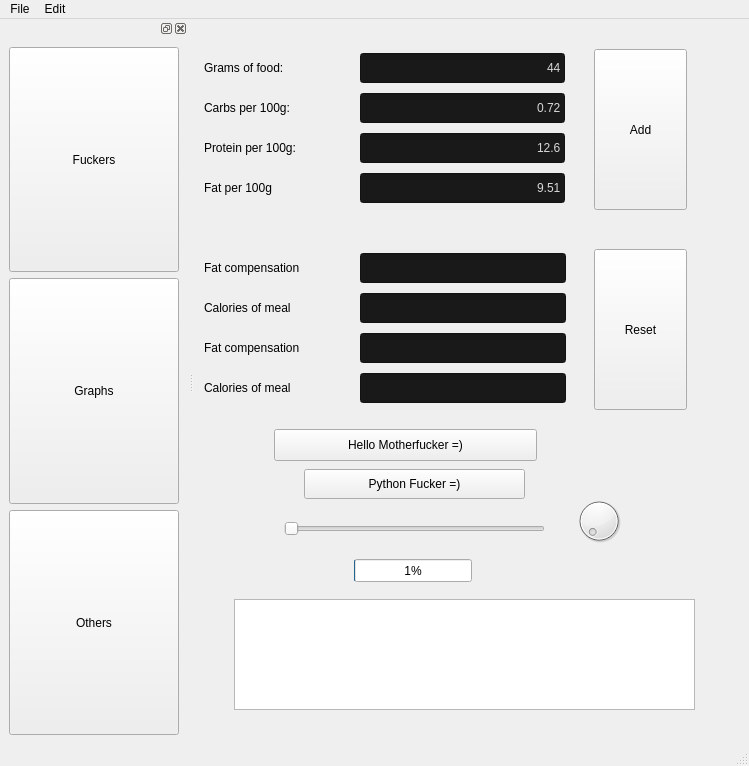
Above: C++/QTAppQmake/mainwindow.ui from TamiAlQuida/TamiAlQuida.github.io before the change. Below: the same form after it.
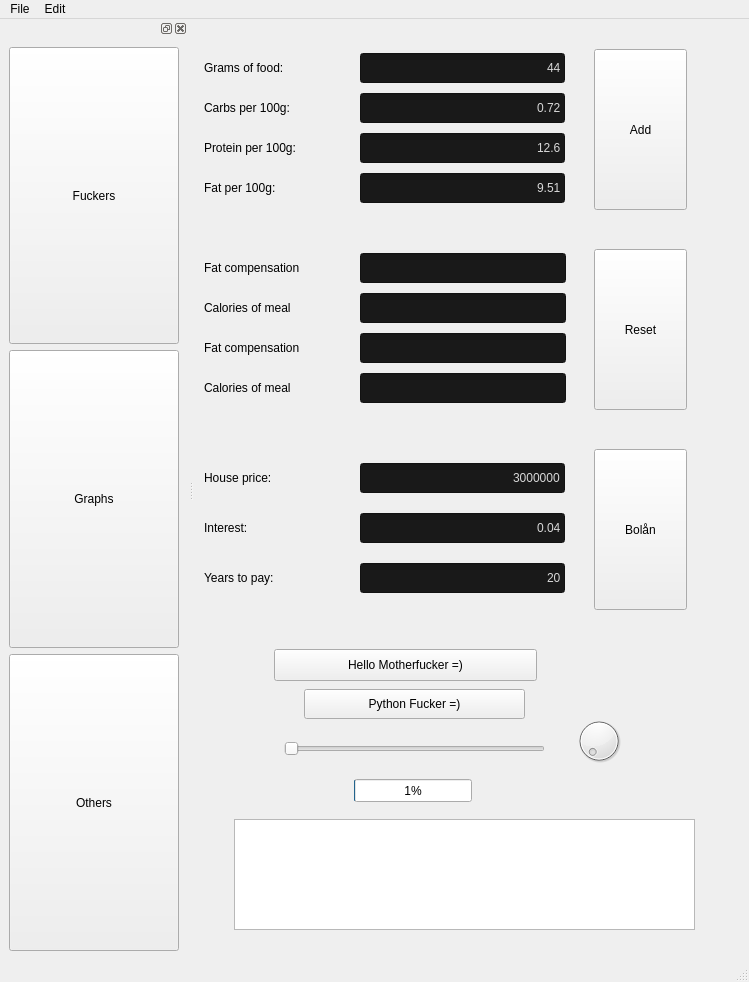
That is the form after the change. Icons and pictures are not drawn.

What changed in the file:
```diff
--- a/C++/QTAppQmake/mainwindow.ui
+++ b/C++/QTAppQmake/mainwindow.ui
@@ -7,7 +7,7 @@
     <x>0</x>
     <y>0</y>
     <width>749</width>
-    <height>766</height>
+    <height>982</height>
    </rect>
   </property>
   <property name="minimumSize">
@@ -1112,7 +1112,7 @@
     <property name="geometry">
      <rect>
       <x>110</x>
-      <y>450</y>
+      <y>670</y>
       <width>221</width>
       <height>30</height>
      </rect>
@@ -1125,7 +1125,7 @@
     <property name="geometry">
      <rect>
       <x>160</x>
-      <y>540</y>
+      <y>760</y>
       <width>118</width>
       <height>23</height>
      </rect>
@@ -1138,7 +1138,7 @@
     <property name="geometry">
      <rect>
       <x>90</x>
-      <y>500</y>
+      <y>720</y>
       <width>261</width>
       <height>20</height>
      </rect>
@@ -1151,7 +1151,7 @@
     <property name="geometry">
      <rect>
       <x>380</x>
-      <y>470</y>
+      <y>690</y>
       <width>50</width>
       <height>64</height>
      </rect>
@@ -1161,7 +1161,7 @@
     <property name="geometry">
      <rect>
       <x>40</x>
-      <y>580</y>
+      <y>800</y>
       <width>461</width>
       <height>111</height>
      </rect>
@@ -1171,7 +1171,7 @@
     <property name="geometry">
      <rect>
       <x>80</x>
-      <y>410</y>
+      <y>630</y>
       <width>263</width>
       <height>32</height>
      </rect>
@@ -1209,7 +1209,7 @@
      <string>Reset</string>
     </property>
    </widget>
-   <widget class="QWidget" name="">
+   <widget class="QWidget" name="layoutWidget">
     <property name="geometry">
      <rect>
       <x>10</x>
@@ -2545,7 +2545,7 @@
      </item>
     </layout>
    </widget>
-   <widget class="QWidget" name="">
+   <widget class="QWidget" name="layoutWidget">
     <property name="geometry">
      <rect>
       <x>10</x>
@@ -3553,7 +3553,7 @@
           </size>
          </property>
          <property name="text">
-          <string>Fat per 100g</string>
+          <string>Fat per 100g:</string>
          </property>
         </widget>
        </item>
@@ -3872,6 +3872,1021 @@
      </item>
     </layout>
    </widget>
+   <widget class="QPushButton" name="pushButton_7">
+    <property name="geometry">
+     <rect>
+      <x>400</x>
+      <y>430</y>
+      <width>93</width>
+      <height>161</height>
+     </rect>
+    </property>
+    <property name="whatsThis">
+     <string>Adds food to meal</string>
+    </property>
+    <property name="text">
+     <string>Bolån</string>
+    </property>
+   </widget>
+   <widget class="QWidget" name="layoutWidget_2">
+    <property name="geometry">
+     <rect>
+      <x>10</x>
+      <y>430</y>
+      <width>361</width>
+      <height>159</height>
+     </rect>
+    </property>
+    <layout class="QVBoxLayout" name="verticalLayout_4">
+     <item>
+      <layout class="QHBoxLayout" name="horizontalLayout_9">
+       <item>
+        <widget class="QLabel" name="label_9">
+         <property name="minimumSize">
+          <size>
+           <width>150</width>
+           <height>0</height>
+          </size>
+         </property>
+         <property name="text">
+          <string>House price:</string>
+         </property>
+        </widget>
+       </item>
+       <item>
+        <widget class="QLineEdit" name="lineEdit_9">
+         <property name="minimumSize">
+          <size>
+           <width>200</width>
+           <height>30</height>
+          </size>
+         </property>
+         <property name="palette">
+          <palette>
+           <active>
+            <colorrole role="WindowText">
+             <brush brushstyle="SolidPattern">
+              <color alpha="255">
+               <red>216</red>
+               <green>216</green>
+               <blue>216</blue>
+              </color>
+             </brush>
+            </colorrole>
+            <colorrole role="Button">
+             <brush brushstyle="SolidPattern">
+              <color alpha="255">
+               <red>25</red>
+               <green>25</green>
+               <blue>25</blue>
+              </color>
+             </brush>
+            </colorrole>
+            <colorrole role="Text">
+             <brush brushstyle="SolidPattern">
+              <color alpha="255">
+               <red>216</red>
+               <green>216</green>
+               <blue>216</blue>
+              </color>
+             </brush>
+            </colorrole>
+            <colorrole role="ButtonText">
+             <brush brushstyle="SolidPattern">
+              <color alpha="255">
+               <red>216</red>
+               <green>216</green>
+               <blue>216</blue>
+              </color>
+             </brush>
+            </colorrole>
+            <colorrole role="Base">
+             <brush brushstyle="SolidPattern">
+              <color alpha="255">
+               <red>25</red>
+               <green>25</green>
+               <blue>25</blue>
+              </color>
+             </brush>
+            </colorrole>
+            <colorrole role="Window">
+             <brush brushstyle="SolidPattern">
+              <color alpha="255">
+               <red>25</red>
+               <green>25</green>
+               <blue>25</blue>
+              </color>
+             </brush>
+            </colorrole>
+            <colorrole role="Highlight">
+             <brush brushstyle="SolidPattern">
+              <color alpha="255">
+               <red>41</red>
+               <green>140</green>
+               <blue>225</blue>
+              </color>
+             </brush>
+            </colorrole>
+            <colorrole role="HighlightedText">
+             <brush brushstyle="SolidPattern">
+              <color alpha="255">
+               <red>255</red>
+               <green>255</green>
+               <blue>255</blue>
+              </color>
+             </brush>
+            </colorrole>
+            <colorrole role="AlternateBase">
+             <brush brushstyle="SolidPattern">
+              <color alpha="0">
+               <red>0</red>
+               <green>0</green>
+               <blue>0</blue>
+              </color>
+             </brush>
+            </colorrole>
+            <colorrole role="PlaceholderText">
+             <brush brushstyle="SolidPattern">
+              <color alpha="128">
+               <red>216</red>
+               <green>216</green>
+               <blue>216</blue>
+              </color>
+             </brush>
+            </colorrole>
+           </active>
+           <inactive>
+            <colorrole role="WindowText">
+             <brush brushstyle="SolidPattern">
+              <color alpha="255">
+               <red>216</red>
+               <green>216</green>
+               <blue>216</blue>
+              </color>
+             </brush>
+            </colorrole>
+            <colorrole role="Button">
+             <brush brushstyle="SolidPattern">
+              <color alpha="255">
+               <red>25</red>
+               <green>25</green>
+               <blue>25</blue>
+              </color>
+             </brush>
+            </colorrole>
+            <colorrole role="Text">
+             <brush brushstyle="SolidPattern">
+              <color alpha="255">
+               <red>216</red>
+               <green>216</green>
+               <blue>216</blue>
+              </color>
+             </brush>
+            </colorrole>
+            <colorrole role="ButtonText">
+             <brush brushstyle="SolidPattern">
+              <color alpha="255">
+               <red>216</red>
+               <green>216</green>
+               <blue>216</blue>
+              </color>
+             </brush>
+            </colorrole>
+            <colorrole role="Base">
+             <brush brushstyle="SolidPattern">
+              <color alpha="255">
+               <red>25</red>
+               <green>25</green>
+               <blue>25</blue>
+              </color>
+             </brush>
+            </colorrole>
+            <colorrole role="Window">
+             <brush brushstyle="SolidPattern">
+              <color alpha="255">
+               <red>25</red>
+               <green>25</green>
+               <blue>25</blue>
+              </color>
+             </brush>
+            </colorrole>
+            <colorrole role="Highlight">
+             <brush brushstyle="SolidPattern">
+              <color alpha="255">
+               <red>41</red>
+               <green>140</green>
+               <blue>225</blue>
+              </color>
+             </brush>
+            </colorrole>
+            <colorrole role="HighlightedText">
+             <brush brushstyle="SolidPattern">
+              <color alpha="255">
+               <red>255</red>
+               <green>255</green>
+               <blue>255</blue>
+              </color>
+             </brush>
+            </colorrole>
+            <colorrole role="AlternateBase">
+             <brush brushstyle="SolidPattern">
+              <color alpha="0">
+               <red>0</red>
+               <green>0</green>
+               <blue>0</blue>
+              </color>
+             </brush>
+            </colorrole>
+            <colorrole role="PlaceholderText">
+             <brush brushstyle="SolidPattern">
+              <color alpha="128">
+               <red>216</red>
+               <green>216</green>
+               <blue>216</blue>
+              </color>
+             </brush>
+            </colorrole>
+           </inactive>
+           <disabled>
+            <colorrole role="WindowText">
+             <brush brushstyle="SolidPattern">
+              <color alpha="255">
+               <red>72</red>
+               <green>72</green>
+               <blue>72</blue>
+              </color>
+             </brush>
+            </colorrole>
+            <colorrole role="Button">
+             <brush brushstyle="SolidPattern">
+              <color alpha="255">
+               <red>40</red>
+               <green>40</green>
+               <blue>40</blue>
+              </color>
+             </brush>
+            </colorrole>
+            <colorrole role="Text">
+             <brush brushstyle="SolidPattern">
+              <color alpha="255">
+               <red>72</red>
+               <green>72</green>
+               <blue>72</blue>
+              </color>
+             </brush>
+            </colorrole>
+            <colorrole role="ButtonText">
+             <brush brushstyle="SolidPattern">
+              <color alpha="255">
+               <red>72</red>
+               <green>72</green>
+               <blue>72</blue>
+              </color>
+             </brush>
+            </colorrole>
+            <colorrole role="Base">
+             <brush brushstyle="SolidPattern">
+              <color alpha="255">
+               <red>40</red>
+               <green>40</green>
+               <blue>40</blue>
+              </color>
+             </brush>
+            </colorrole>
+            <colorrole role="Window">
+             <brush brushstyle="SolidPattern">
+              <color alpha="255">
+               <red>40</red>
+               <green>40</green>
+               <blue>40</blue>
+              </color>
+             </brush>
+            </colorrole>
+            <colorrole role="Highlight">
+             <brush brushstyle="SolidPattern">
+              <color alpha="255">
+               <red>41</red>
+               <green>140</green>
+               <blue>225</blue>
+              </color>
+             </brush>
+            </colorrole>
+            <colorrole role="HighlightedText">
+             <brush brushstyle="SolidPattern">
+              <color alpha="255">
+               <red>255</red>
+               <green>255</green>
+               <blue>255</blue>
+              </color>
+             </brush>
+            </colorrole>
+            <colorrole role="AlternateBase">
+             <brush brushstyle="SolidPattern">
+              <color alpha="0">
+               <red>0</red>
+               <green>0</green>
+               <blue>0</blue>
+              </color>
+             </brush>
+            </colorrole>
+            <colorrole role="PlaceholderText">
+             <brush brushstyle="SolidPattern">
+              <color alpha="128">
+               <red>72</red>
+               <green>72</green>
+               <blue>72</blue>
+              </color>
+             </brush>
+            </colorrole>
+           </disabled>
+          </palette>
+         </property>
+         <property name="toolTip">
+          <string/>
+         </property>
+         <property name="whatsThis">
+          <string/>
+         </property>
+         <property name="styleSheet">
+          <string notr="true"/>
+         </property>
+         <property name="inputMethodHints">
+          <set>Qt::ImhHiddenText</set>
+         </property>
+         <property name="text">
+          <string>3000000</string>
+         </property>
+         <property name="alignment">
+          <set>Qt::AlignRight|Qt::AlignTrailing|Qt::AlignVCenter</set>
+         </property>
+         <property name="placeholderText">
+          <string/>
+         </property>
+         <property name="clearButtonEnabled">
+          <bool>false</bool>
+         </property>
+        </widget>
+       </item>
+      </layout>
+     </item>
+     <item>
+      <layout class="QHBoxLayout" name="horizontalLayout_10">
+       <item>
+        <widget class="QLabel" name="label_10">
+         <property name="minimumSize">
+          <size>
+           <width>150</width>
+           <height>0</height>
+          </size>
+         </property>
+         <property name="text">
+          <string>Interest:</string>
+         </property>
+        </widget>
+       </item>
+       <item>
+        <widget class="QLineEdit" name="lineEdit_10">
+         <property name="minimumSize">
+          <size>
+           <width>200</width>
+           <height>30</height>
+          </size>
+         </property>
+         <property name="palette">
+          <palette>
+           <active>
+            <colorrole role="WindowText">
+             <brush brushstyle="SolidPattern">
+              <color alpha="255">
+               <red>216</red>
+               <green>216</green>
+               <blue>216</blue>
+              </color>
+             </brush>
+            </colorrole>
+            <colorrole role="Button">
+             <brush brushstyle="SolidPattern">
+              <color alpha="255">
+               <red>25</red>
+               <green>25</green>
+               <blue>25</blue>
+              </color>
+             </brush>
+            </colorrole>
+            <colorrole role="Text">
+             <brush brushstyle="SolidPattern">
+              <color alpha="255">
+               <red>216</red>
+               <green>216</green>
+               <blue>216</blue>
+              </color>
+             </brush>
+            </colorrole>
+            <colorrole role="ButtonText">
+             <brush brushstyle="SolidPattern">
+              <color alpha="255">
+               <red>216</red>
+               <green>216</green>
+               <blue>216</blue>
+              </color>
+             </brush>
+            </colorrole>
+            <colorrole role="Base">
+             <brush brushstyle="SolidPattern">
+              <color alpha="255">
+               <red>25</red>
+               <green>25</green>
+               <blue>25</blue>
+              </color>
+             </brush>
+            </colorrole>
+            <colorrole role="Window">
+             <brush brushstyle="SolidPattern">
+              <color alpha="255">
+               <red>25</red>
+               <green>25</green>
+               <blue>25</blue>
+              </color>
+             </brush>
+            </colorrole>
+            <colorrole role="Highlight">
+             <brush brushstyle="SolidPattern">
+              <color alpha="255">
+               <red>41</red>
+               <green>140</green>
+               <blue>225</blue>
+              </color>
+             </brush>
+            </colorrole>
+            <colorrole role="HighlightedText">
+             <brush brushstyle="SolidPattern">
+              <color alpha="255">
+               <red>255</red>
+               <green>255</green>
+               <blue>255</blue>
+              </color>
+             </brush>
+            </colorrole>
+            <colorrole role="AlternateBase">
+             <brush brushstyle="SolidPattern">
+              <color alpha="0">
+               <red>0</red>
+               <green>0</green>
+               <blue>0</blue>
+              </color>
+             </brush>
+            </colorrole>
+            <colorrole role="PlaceholderText">
+             <brush brushstyle="SolidPattern">
+              <color alpha="128">
+               <red>216</red>
+               <green>216</green>
+               <blue>216</blue>
+              </color>
+             </brush>
+            </colorrole>
+           </active>
+           <inactive>
+            <colorrole role="WindowText">
+             <brush brushstyle="SolidPattern">
+              <color alpha="255">
+               <red>216</red>
+               <green>216</green>
+               <blue>216</blue>
+              </color>
+             </brush>
+            </colorrole>
+            <colorrole role="Button">
+             <brush brushstyle="SolidPattern">
+              <color alpha="255">
+               <red>25</red>
+               <green>25</green>
+               <blue>25</blue>
+              </color>
+             </brush>
+            </colorrole>
+            <colorrole role="Text">
+             <brush brushstyle="SolidPattern">
+              <color alpha="255">
+               <red>216</red>
+               <green>216</green>
+               <blue>216</blue>
+              </color>
+             </brush>
+            </colorrole>
+            <colorrole role="ButtonText">
+             <brush brushstyle="SolidPattern">
+              <color alpha="255">
+               <red>216</red>
+               <green>216</green>
+               <blue>216</blue>
+              </color>
+             </brush>
+            </colorrole>
+            <colorrole role="Base">
+             <brush brushstyle="SolidPattern">
+              <color alpha="255">
+               <red>25</red>
+               <green>25</green>
+               <blue>25</blue>
+              </color>
+             </brush>
+            </colorrole>
+            <colorrole role="Window">
+             <brush brushstyle="SolidPattern">
+              <color alpha="255">
+               <red>25</red>
+               <green>25</green>
+               <blue>25</blue>
+              </color>
+             </brush>
+            </colorrole>
+            <colorrole role="Highlight">
+             <brush brushstyle="SolidPattern">
+              <color alpha="255">
+               <red>41</red>
+               <green>140</green>
+               <blue>225</blue>
+              </color>
+             </brush>
+            </colorrole>
+            <colorrole role="HighlightedText">
+             <brush brushstyle="SolidPattern">
+              <color alpha="255">
+               <red>255</red>
+               <green>255</green>
+               <blue>255</blue>
+              </color>
+             </brush>
+            </colorrole>
+            <colorrole role="AlternateBase">
+             <brush brushstyle="SolidPattern">
+              <color alpha="0">
+               <red>0</red>
+               <green>0</green>
+               <blue>0</blue>
+              </color>
+             </brush>
+            </colorrole>
+            <colorrole role="PlaceholderText">
+             <brush brushstyle="SolidPattern">
+              <color alpha="128">
+               <red>216</red>
+               <green>216</green>
+               <blue>216</blue>
+              </color>
+             </brush>
+            </colorrole>
+           </inactive>
+           <disabled>
+            <colorrole role="WindowText">
+             <brush brushstyle="SolidPattern">
+              <color alpha="255">
+               <red>72</red>
+               <green>72</green>
+               <blue>72</blue>
+              </color>
+             </brush>
+            </colorrole>
+            <colorrole role="Button">
+             <brush brushstyle="SolidPattern">
+              <color alpha="255">
+               <red>40</red>
+               <green>40</green>
+               <blue>40</blue>
+              </color>
+             </brush>
+            </colorrole>
+            <colorrole role="Text">
+             <brush brushstyle="SolidPattern">
+              <color alpha="255">
+               <red>72</red>
+               <green>72</green>
+               <blue>72</blue>
+              </color>
+             </brush>
+            </colorrole>
+            <colorrole role="ButtonText">
+             <brush brushstyle="SolidPattern">
+              <color alpha="255">
+               <red>72</red>
+               <green>72</green>
+               <blue>72</blue>
+              </color>
+             </brush>
+            </colorrole>
+            <colorrole role="Base">
+             <brush brushstyle="SolidPattern">
+              <color alpha="255">
+               <red>40</red>
+               <green>40</green>
+               <blue>40</blue>
+              </color>
+             </brush>
+            </colorrole>
+            <colorrole role="Window">
+             <brush brushstyle="SolidPattern">
+              <color alpha="255">
+               <red>40</red>
+               <green>40</green>
+               <blue>40</blue>
+              </color>
+             </brush>
+            </colorrole>
+            <colorrole role="Highlight">
+             <brush brushstyle="SolidPattern">
+              <color alpha="255">
+               <red>41</red>
+               <green>140</green>
+               <blue>225</blue>
+              </color>
+             </brush>
+            </colorrole>
+            <colorrole role="HighlightedText">
+             <brush brushstyle="SolidPattern">
+              <color alpha="255">
+               <red>255</red>
+               <green>255</green>
+               <blue>255</blue>
+              </color>
+             </brush>
+            </colorrole>
+            <colorrole role="AlternateBase">
+             <brush brushstyle="SolidPattern">
+              <color alpha="0">
+               <red>0</red>
+               <green>0</green>
+               <blue>0</blue>
+              </color>
+             </brush>
+            </colorrole>
+            <colorrole role="PlaceholderText">
+             <brush brushstyle="SolidPattern">
+              <color alpha="128">
+               <red>72</red>
+               <green>72</green>
+               <blue>72</blue>
+              </color>
+             </brush>
+            </colorrole>
+           </disabled>
+          </palette>
+         </property>
+         <property name="toolTip">
+          <string/>
+         </property>
+         <property name="whatsThis">
+          <string/>
+         </property>
+         <property name="styleSheet">
+          <string notr="true"/>
+         </property>
+         <property name="inputMethodHints">
+          <set>Qt::ImhHiddenText</set>
+         </property>
+         <property name="text">
+          <string>0.04</string>
+         </property>
+         <property name="alignment">
+          <set>Qt::AlignRight|Qt::AlignTrailing|Qt::AlignVCenter</set>
+         </property>
+         <property name="placeholderText">
+          <string/>
+         </property>
+        </widget>
+       </item>
+      </layout>
+     </item>
+     <item>
+      <layout class="QHBoxLayout" name="horizontalLayout_11">
+       <item>
+        <widget class="QLabel" name="label_11">
+         <property name="minimumSize">
+          <size>
+           <width>150</width>
+           <height>0</height>
+          </size>
+         </property>
+         <property name="text">
+          <string>Years to pay:</string>
+         </property>
+        </widget>
+       </item>
+       <item>
+        <widget class="QLineEdit" name="lineEdit_11">
+         <property name="minimumSize">
+          <size>
+           <width>200</width>
+           <height>30</height>
+          </size>
+         </property>
+         <property name="palette">
+          <palette>
+           <active>
+            <colorrole role="WindowText">
+             <brush brushstyle="SolidPattern">
+              <color alpha="255">
+               <red>216</red>
+               <green>216</green>
+               <blue>216</blue>
+              </color>
+             </brush>
+            </colorrole>
+            <colorrole role="Button">
+             <brush brushstyle="SolidPattern">
+              <color alpha="255">
+               <red>25</red>
+               <green>25</green>
+               <blue>25</blue>
+              </color>
+             </brush>
+            </colorrole>
+            <colorrole role="Text">
+             <brush brushstyle="SolidPattern">
+              <color alpha="255">
+               <red>216</red>
+               <green>216</green>
+               <blue>216</blue>
+              </color>
+             </brush>
+            </colorrole>
+            <colorrole role="ButtonText">
+             <brush brushstyle="SolidPattern">
+              <color alpha="255">
+               <red>216</red>
+               <green>216</green>
+               <blue>216</blue>
+              </color>
+             </brush>
+            </colorrole>
+            <colorrole role="Base">
+             <brush brushstyle="SolidPattern">
+              <color alpha="255">
+               <red>25</red>
+               <green>25</green>
+               <blue>25</blue>
+              </color>
+             </brush>
+            </colorrole>
+            <colorrole role="Window">
+             <brush brushstyle="SolidPattern">
+              <color alpha="255">
+               <red>25</red>
+               <green>25</green>
+               <blue>25</blue>
+              </color>
+             </brush>
+            </colorrole>
+            <colorrole role="Highlight">
+             <brush brushstyle="SolidPattern">
+              <color alpha="255">
+               <red>41</red>
+               <green>140</green>
+               <blue>225</blue>
+              </color>
+             </brush>
+            </colorrole>
+            <colorrole role="HighlightedText">
+             <brush brushstyle="SolidPattern">
+              <color alpha="255">
+               <red>255</red>
+               <green>255</green>
+               <blue>255</blue>
+              </color>
+             </brush>
+            </colorrole>
+            <colorrole role="AlternateBase">
+             <brush brushstyle="SolidPattern">
+              <color alpha="0">
+               <red>0</red>
+               <green>0</green>
+               <blue>0</blue>
+              </color>
+             </brush>
+            </colorrole>
+            <colorrole role="PlaceholderText">
+             <brush brushstyle="SolidPattern">
+              <color alpha="128">
+               <red>216</red>
+               <green>216</green>
+               <blue>216</blue>
+              </color>
+             </brush>
+            </colorrole>
+           </active>
+           <inactive>
+            <colorrole role="WindowText">
+             <brush brushstyle="SolidPattern">
+              <color alpha="255">
+               <red>216</red>
+               <green>216</green>
+               <blue>216</blue>
+              </color>
+             </brush>
+            </colorrole>
+            <colorrole role="Button">
+             <brush brushstyle="SolidPattern">
+              <color alpha="255">
+               <red>25</red>
+               <green>25</green>
+               <blue>25</blue>
+              </color>
+             </brush>
+            </colorrole>
+            <colorrole role="Text">
+             <brush brushstyle="SolidPattern">
+              <color alpha="255">
+               <red>216</red>
+               <green>216</green>
+               <blue>216</blue>
+              </color>
+             </brush>
+            </colorrole>
+            <colorrole role="ButtonText">
+             <brush brushstyle="SolidPattern">
+              <color alpha="255">
+               <red>216</red>
+               <green>216</green>
+               <blue>216</blue>
+              </color>
+             </brush>
+            </colorrole>
+            <colorrole role="Base">
+             <brush brushstyle="SolidPattern">
+              <color alpha="255">
+               <red>25</red>
+               <green>25</green>
+               <blue>25</blue>
+              </color>
+             </brush>
+            </colorrole>
+            <colorrole role="Window">
+             <brush brushstyle="SolidPattern">
+              <color alpha="255">
+               <red>25</red>
+               <green>25</green>
+               <blue>25</blue>
+              </color>
+             </brush>
+            </colorrole>
+            <colorrole role="Highlight">
+             <brush brushstyle="SolidPattern">
+              <color alpha="255">
+               <red>41</red>
+               <green>140</green>
+               <blue>225</blue>
+              </color>
+             </brush>
+            </colorrole>
+            <colorrole role="HighlightedText">
+             <brush brushstyle="SolidPattern">
+              <color alpha="255">
+               <red>255</red>
+               <green>255</green>
+               <blue>255</blue>
+              </color>
+             </brush>
+            </colorrole>
+            <colorrole role="AlternateBase">
+             <brush brushstyle="SolidPattern">
+              <color alpha="0">
+               <red>0</red>
+               <green>0</green>
+               <blue>0</blue>
+              </color>
+             </brush>
+            </colorrole>
+            <colorrole role="PlaceholderText">
+             <brush brushstyle="SolidPattern">
+              <color alpha="128">
+               <red>216</red>
+               <green>216</green>
+               <blue>216</blue>
+              </color>
+             </brush>
+            </colorrole>
+           </inactive>
+           <disabled>
+            <colorrole role="WindowText">
+             <brush brushstyle="SolidPattern">
+              <color alpha="255">
+               <red>72</red>
+               <green>72</green>
+               <blue>72</blue>
+              </color>
+             </brush>
+            </colorrole>
+            <colorrole role="Button">
+             <brush brushstyle="SolidPattern">
+              <color alpha="255">
+               <red>40</red>
+               <green>40</green>
+               <blue>40</blue>
+              </color>
+             </brush>
+            </colorrole>
+            <colorrole role="Text">
+             <brush brushstyle="SolidPattern">
+              <color alpha="255">
+               <red>72</red>
+               <green>72</green>
+               <blue>72</blue>
+              </color>
+             </brush>
+            </colorrole>
+            <colorrole role="ButtonText">
+             <brush brushstyle="SolidPattern">
+              <color alpha="255">
+               <red>72</red>
+               <green>72</green>
+               <blue>72</blue>
+              </color>
+             </brush>
+            </colorrole>
+            <colorrole role="Base">
+             <brush brushstyle="SolidPattern">
+              <color alpha="255">
+               <red>40</red>
+               <green>40</green>
+               <blue>40</blue>
+              </color>
+             </brush>
+            </colorrole>
+            <colorrole role="Window">
+             <brush brushstyle="SolidPattern">
+              <color alpha="255">
+               <red>40</red>
+               <green>40</green>
+               <blue>40</blue>
+              </color>
+             </brush>
+            </colorrole>
+            <colorrole role="Highlight">
+             <brush brushstyle="SolidPattern">
+              <color alpha="255">
+               <red>41</red>
+               <green>140</green>
+               <blue>225</blue>
+              </color>
+             </brush>
+            </colorrole>
+            <colorrole role="HighlightedText">
+             <brush brushstyle="SolidPattern">
+              <color alpha="255">
+               <red>255</red>
+               <green>255</green>
+               <blue>255</blue>
+              </color>
+             </brush>
+            </colorrole>
+            <colorrole role="AlternateBase">
+             <brush brushstyle="SolidPattern">
+              <color alpha="0">
+               <red>0</red>
+               <green>0</green>
+               <blue>0</blue>
+              </color>
+             </brush>
+            </colorrole>
+            <colorrole role="PlaceholderText">
+             <brush brushstyle="SolidPattern">
+              <color alpha="128">
+               <red>72</red>
+               <green>72</green>
+               <blue>72</blue>
+              </color>
+             </brush>
+            </colorrole>
+           </disabled>
+          </palette>
+         </property>
+         <property name="toolTip">
+          <string/>
+         </property>
+         <property name="whatsThis">
+          <string/>
+         </property>
+         <property name="styleSheet">
+          <string notr="true"/>
+         </property>
+         <property name="inputMethodHints">
+          <set>Qt::ImhHiddenText</set>
+         </property>
+         <property name="text">
+          <string>20</string>
+         </property>
+         <property name="alignment">
+          <set>Qt::AlignRight|Qt::AlignTrailing|Qt::AlignVCenter</set>
+         </property>
+         <property name="placeholderText">
+          <string/>
+         </property>
+        </widget>
+       </item>
+      </layout>
+     </item>
+    </layout>
+   </widget>
   </widget>
   <widget class="QMenuBar" name="menubar">
    <property name="geometry">
```
